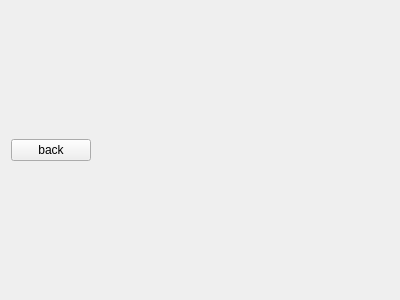
Above: epyq/main.ui from epcpower/st before the change. Below: the same form after it.
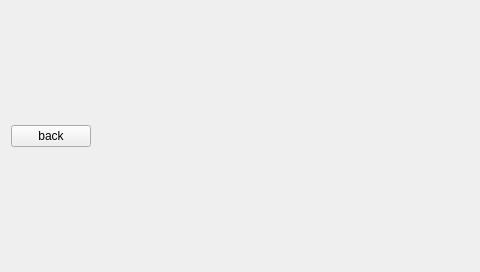
That is the form after the change.

Commit message: Show about-pixel-to-pixel on PC

```diff
--- a/epyq/main.ui
+++ b/epyq/main.ui
@@ -6,8 +6,8 @@
    <rect>
     <x>0</x>
     <y>0</y>
-    <width>400</width>
-    <height>300</height>
+    <width>480</width>
+    <height>272</height>
    </rect>
   </property>
   <property name="windowTitle">
```
The commit also changes 1 other file.
